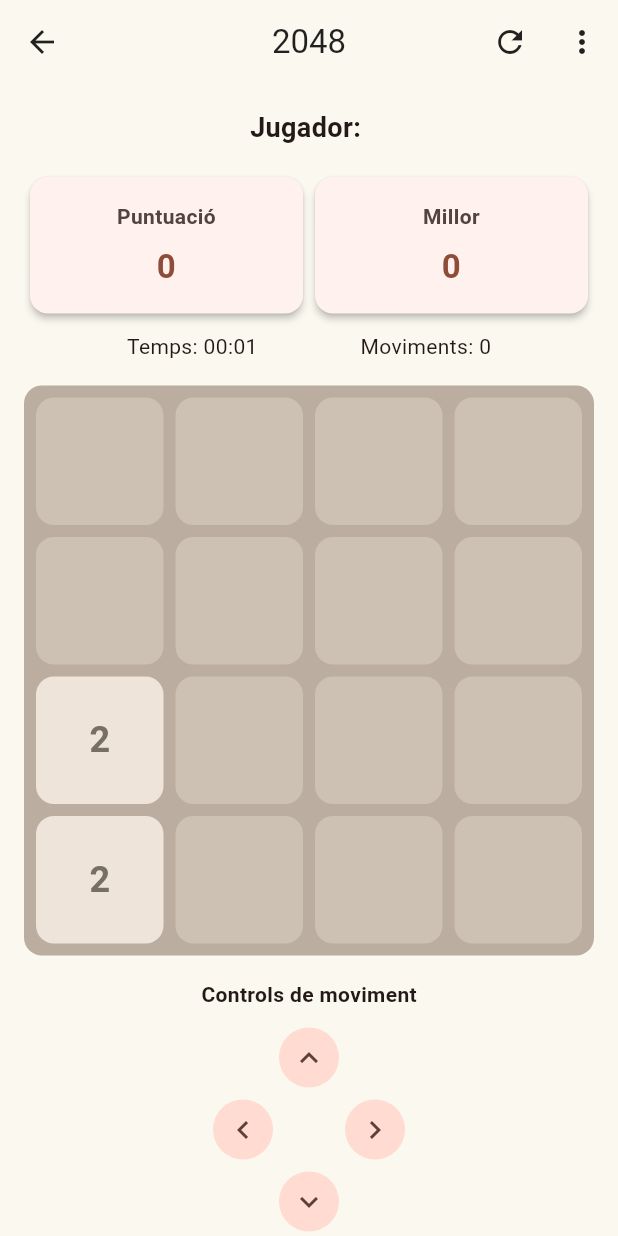
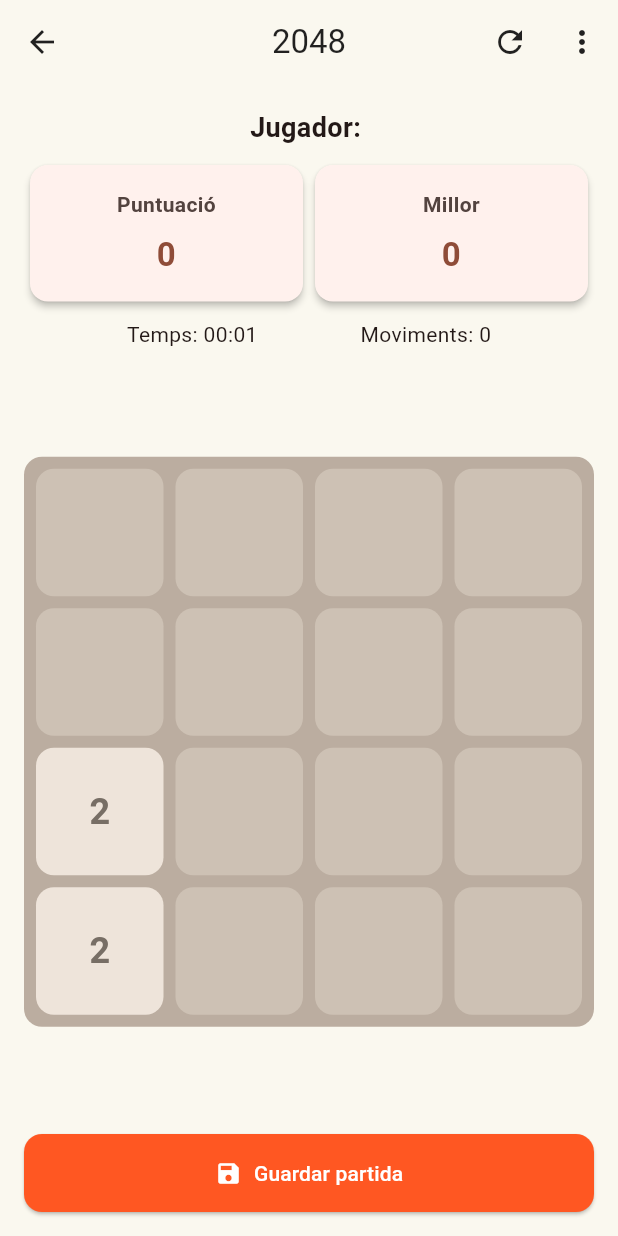
Before and after one commit to joseporiolse/joc2048, a Flutter app: the GameScreen screen opened directly with empty values, on a phone screen of 412 x 824 dp. Run offline on Flutter 3.47's test engine with Material 3 defaults, Android fonts, the phone set to English and light mode, and no system bars; our stand-ins replace shared_preferences, sqflite; missing offline and left inert: bcrypt; accounts and stored records are empty.

Commit message:
Arreglar alguns errors

```diff
--- a/lib/data/partida_dao.dart
+++ b/lib/data/partida_dao.dart
@@ -1,11 +1,12 @@
 import 'package:sqflite/sqflite.dart';
-  import '../models/partida.dart';
+import '../models/partida.dart';
 import '../services/database_service.dart';
 
 class PartidaDao {
 
   // Obtenim la connexió amb la base de dades
-  Future<Database> get _db => DatabaseService.obtenirDatabase();
+  Future<Database> get _db =>
+      DatabaseService.obtenirDatabase();
 
   // Inserim una partida finalitzada
   Future<int> inserir(Partida partida) async {
@@ -145,7 +146,8 @@ class PartidaDao {
   }
 
   // Calculem les estadístiques de cada jugador
-  Future<List<Map<String, Object?>>> obtenirEstadistiquesJugadors() async {
+  Future<List<Map<String, Object?>>>
+  obtenirEstadistiquesJugadors() async {
     final db = await _db;
 
     return await db.rawQuery('''
@@ -180,17 +182,17 @@ class PartidaDao {
 
     await db.transaction((txn) async {
 
-      // Guardem la partida a l'historial
+      // Guardem la partida finalitzada a l'historial
       await txn.insert(
         'partidas',
         partida.toMap(),
       );
 
-      // Eliminem la partida que estava guardada
+      // Eliminem només la partida guardada de l'usuari actual
       await txn.delete(
         'partida_guardada',
-        where: 'id = ? AND id_usuario = ?',
-        whereArgs: [1, partida.idUsuari],
+        where: 'id_usuario = ?',
+        whereArgs: [partida.idUsuari],
       );
 
     });
--- a/lib/models/partida_guardada.dart
+++ b/lib/models/partida_guardada.dart
@@ -1,6 +1,7 @@
 import 'dart:convert';
 
 class PartidaGuardada {
+
   int id;
   int idUsuari;
   List<int> tauler;
@@ -10,13 +11,13 @@ class PartidaGuardada {
 
   // Constructor de la partida guardada
   PartidaGuardada({
-    this.id = 1,
+    int? id,
     required this.idUsuari,
     required this.tauler,
     required this.puntuacio,
     required this.moviments,
     required this.segonsTranscorreguts,
-  });
+  }) : id = id ?? idUsuari;
 
   // Convertim la partida en un Map per guardar-la a SQLite
   Map<String, dynamic> toMap() {
--- a/lib/screens/game_screen.dart
+++ b/lib/screens/game_screen.dart
@@ -1,9 +1,6 @@
-
 import 'dart:async';
-
 import 'package:flutter/material.dart';
 import 'package:flutter/services.dart';
-
 import '../data/partida_dao.dart';
 import '../data/partida_guardada_dao.dart';
 import '../models/partida.dart';
@@ -283,6 +280,29 @@ class _GameScreenState extends State<GameScreen>
     return correcte;
   }
 
+  // Guardem la partida i tornem al menú principal
+  Future<void> _guardarISortir() async {
+    if (_carregant || _finalitzada || _sortint || _dialogObert) return;
+
+    setState(() {
+      _sortint = true;
+    });
+    _temporitzador?.cancel();
+
+    final bool correcte = await _guardarPartida();
+    if (!mounted) return;
+
+    if (correcte) {
+      _mostrarMissatge('Partida guardada.');
+      _sortirPantalla();
+    } else {
+      setState(() {
+        _sortint = false;
+      });
+      _iniciarTemporitzador();
+    }
+  }
+
   // Esperem que acabin els guardats pendents
   Future<void> _esperarGuardats() async {
     await _operacionsGuardat;
@@ -354,7 +374,7 @@ class _GameScreenState extends State<GameScreen>
     }
   }
 
-  // Controls alternatius amb botons
+  // Funcions per als controls del teclat
   void _moureAmunt() => _moure(Direccio.amunt);
   void _moureAvall() => _moure(Direccio.avall);
   void _moureEsquerra() => _moure(Direccio.esquerra);
@@ -490,6 +510,46 @@ class _GameScreenState extends State<GameScreen>
     }
   }
 
+  // Confirmem si volem finalitzar la partida actual
+  Future<void> _confirmarFinalitzacio() async {
+    if (_carregant || _finalitzada || _sortint || _dialogObert) return;
+
+    _dialogObert = true;
+    _temporitzador?.cancel();
+
+    final bool? confirmar = await showDialog<bool>(
+      context: context,
+      barrierDismissible: false,
+      builder: (context) => AlertDialog(
+        title: const Text('Finalitzar partida?'),
+        content: Text(
+          'Es registraran els ${_joc.puntuacio} punts a l\'historial '
+              'i es tindran en compte al rànquing. '
+              'No podràs continuar aquesta partida.',
+        ),
+        actions: [
+          TextButton(
+            onPressed: () => Navigator.pop(context, false),
+            child: const Text('Cancel·lar'),
+          ),
+          FilledButton(
+            onPressed: () => Navigator.pop(context, true),
+            child: const Text('Finalitzar'),
+          ),
+        ],
+      ),
+    );
+
+    if (!mounted) return;
+    _dialogObert = false;
+
+    if (confirmar == true) {
+      await _finalitzarPartida(_joc.haGuanyat());
+    } else {
+      _iniciarTemporitzador();
+    }
+  }
+
   // Guardem el resultat final a SQLite
   Future<void> _finalitzarPartida(bool victoria) async {
     if (_finalitzada || _sortint) return;
@@ -570,12 +630,14 @@ class _GameScreenState extends State<GameScreen>
     });
 
     _temporitzador?.cancel();
-    Navigator.of(context).pop();
+    WidgetsBinding.instance.addPostFrameCallback((_) {
+      if (mounted) Navigator.of(context).pop();
+    });
   }
 
-  // Confirmem si volem guardar, descartar o cancel·lar
+  // Confirmem si volem guardar, finalitzar, descartar o cancel·lar
   Future<void> _confirmarSortida() async {
-    if (_sortint || _finalitzada || _dialogObert) return;
+    if (_carregant || _sortint || _finalitzada || _dialogObert) return;
 
     _dialogObert = true;
     _temporitzador?.cancel();
@@ -586,7 +648,7 @@ class _GameScreenState extends State<GameScreen>
       builder: (context) => AlertDialog(
         title: const Text('Sortir de la partida?'),
         content: const Text(
-          'Vols guardar la partida abans de sortir?',
+          'Què vols fer amb la partida actual?',
         ),
         actions: [
           TextButton(
@@ -600,6 +662,12 @@ class _GameScreenState extends State<GameScreen>
               Navigator.pop(context, 'descartar');
             },
             child: const Text('Descartar'),
+          ),
+          TextButton(
+            onPressed: () {
+              Navigator.pop(context, 'finalitzar');
+            },
+            child: const Text('Finalitzar partida'),
           ),
           FilledButton(
             onPressed: () {
@@ -616,6 +684,13 @@ class _GameScreenState extends State<GameScreen>
     if (opcio == null || opcio == 'cancelar') {
       _dialogObert = false;
       _iniciarTemporitzador();
+      return;
+    }
+
+    // Finalitzem abans de marcar que estem sortint
+    if (opcio == 'finalitzar') {
+      _dialogObert = false;
+      await _finalitzarPartida(_joc.haGuanyat());
       return;
     }
 
@@ -696,11 +771,11 @@ class _GameScreenState extends State<GameScreen>
               },
             ),
             ListTile(
-              leading: const Icon(Icons.save),
-              title: const Text('Guardar partida'),
-              onTap: () async {
+              leading: const Icon(Icons.flag),
+              title: const Text('Finalitzar partida'),
+              onTap: () {
                 Navigator.pop(context);
-                await _guardarPartida();
+                _confirmarFinalitzacio();
               },
             ),
             ListTile(
@@ -726,6 +801,7 @@ class _GameScreenState extends State<GameScreen>
       child: Scaffold(
         appBar: AppBar(
           title: const Text('2048'),
+          leading: BackButton(onPressed: _confirmarSortida),
           actions: [
             IconButton(
               onPressed: _reiniciarPartida,
@@ -741,81 +817,93 @@ class _GameScreenState extends State<GameScreen>
         ),
 
         body: _carregant
-            ? const Center(
-          child: CircularProgressIndicator(),
-        )
+            ? const Center(child: CircularProgressIndicator())
             : SafeArea(
-          child: Center(
+          child: Padding(
+            padding: const EdgeInsets.all(AppTheme.espaiMitja),
+            child: LayoutBuilder(
+              builder: (context, mida) {
+                // En horitzontal posem el tauler al costat de les dades
+                if (mida.maxWidth > mida.maxHeight) {
+                  return Row(
+                    children: [
+                      Expanded(child: _construirTauler()),
+                      const SizedBox(width: AppTheme.espaiMitja),
+                      Expanded(
                         child: SingleChildScrollView(
-              padding: const EdgeInsets.all(
-                AppTheme.espaiMitja,
-              ),
-              child: ConstrainedBox(
-                constraints: const BoxConstraints(
-                  maxWidth: 500,
-                ),
                           child: Column(
                             children: [
-
-                    // Nom de l'usuari
-                    Text(
-                      'Jugador: ${widget.usuari.usuari}',
-                      style: const TextStyle(
-                        fontSize: 18,
-                        fontWeight: FontWeight.bold,
+                              _construirDades(),
+                              const SizedBox(height: AppTheme.espaiMitja),
+                              _construirBotoGuardar(),
+                            ],
                           ),
-                    ),
-
-                    const SizedBox(
-                      height: AppTheme.espaiMitja,
-                    ),
-
-                    // Doble toc per consultar les puntuacions
-                    GestureDetector(
-                      onDoubleTap:
-                      _mostrarInformacioPuntuacio,
-                      child: Row(
-                        children: [
-                          Expanded(
-                            child: ScoreCard(
-                              titol: 'Puntuació',
-                              valor: _joc.puntuacio,
-                            ),
-                          ),
-                          Expanded(
-                            child: ScoreCard(
-                              titol: 'Millor',
-                              valor: _millorPuntuacio,
                         ),
                       ),
                     ],
+                  );
+                }
+
+                // En vertical adaptem el tauler sense fer scroll
+                return Center(
+                  child: ConstrainedBox(
+                    constraints: const BoxConstraints(maxWidth: 500),
+                    child: Column(
+                      children: [
+                        _construirDades(),
+                        const SizedBox(height: AppTheme.espaiMitja),
+                        Expanded(child: _construirTauler()),
+                        const SizedBox(height: AppTheme.espaiMitja),
+                        _construirBotoGuardar(),
+                      ],
                     ),
                   ),
+                );
+              },
+            ),
+          ),
+        ),
+      ),
+    );
+  }
 
-                    const SizedBox(
-                      height: AppTheme.espaiPetit,
-                    ),
-
-                    // Temps i nombre de moviments
-                    Row(
-                      mainAxisAlignment:
-                      MainAxisAlignment.spaceEvenly,
+  // Mostrem el jugador, les puntuacions i el temps
+  Widget _construirDades() {
+    return Column(
+      mainAxisSize: MainAxisSize.min,
       children: [
         Text(
-                          'Temps: ${_formatarTemps()}',
+          'Jugador: ${widget.usuari.usuari}',
+          style: const TextStyle(fontSize: 18, fontWeight: FontWeight.bold),
         ),
-                        Text(
-                          'Moviments: ${_joc.moviments}',
+        const SizedBox(height: AppTheme.espaiPetit),
+        GestureDetector(
+          onDoubleTap: _mostrarInformacioPuntuacio,
+          child: Row(
+            children: [
+              Expanded(child: ScoreCard(titol: 'Puntuació', valor: _joc.puntuacio)),
+              Expanded(child: ScoreCard(titol: 'Millor', valor: _millorPuntuacio)),
+            ],
+          ),
+        ),
+        const SizedBox(height: AppTheme.espaiPetit),
+        Row(
+          mainAxisAlignment: MainAxisAlignment.spaceEvenly,
+          children: [
+            Text('Temps: ${_formatarTemps()}'),
+            Text('Moviments: ${_joc.moviments}'),
+          ],
         ),
       ],
-                    ),
+    );
+  }
 
-                    const SizedBox(
-                      height: AppTheme.espaiMitja,
-                    ),
-
-                    // Tauler amb lliscament i pulsació llarga
-                    KeyboardListener(
+  // Adaptem el tauler a l'espai disponible i mantenim els gestos
+  Widget _construirTauler() {
+    return Center(
+      child: AspectRatio(
+        aspectRatio: 1,
+        child: KeyboardListener(
           focusNode: _focusNode,
           autofocus: true,
           onKeyEvent: _gestionarTeclat,
@@ -826,100 +914,24 @@ class _GameScreenState extends State<GameScreen>
                 tauler: _joc.tauler,
                 colorPersonalitzat: color,
                 enMoure: _moure,
-                            enPulsacioLlarga:
-                            _desferMoviment,
+                enPulsacioLlarga: _desferMoviment,
               );
             },
-                      ),
-                    ),
-
-                    const SizedBox(
-                      height: AppTheme.espaiMitja,
-                    ),
-
-                    const Text(
-                      'Controls de moviment',
-                      style: TextStyle(
-                        fontWeight: FontWeight.bold,
-                      ),
-                    ),
-
-                    const SizedBox(
-                      height: AppTheme.espaiPetit,
-                    ),
-
-                    // Fletxa superior
-                    IconButton.filledTonal(
-                      onPressed: _moureAmunt,
-                      tooltip: 'Moure amunt',
-                      icon: const Icon(
-                        Icons.keyboard_arrow_up,
-                      ),
-                    ),
-
-                    // Fletxes esquerra i dreta
-                    Row(
-                      mainAxisAlignment:
-                      MainAxisAlignment.center,
-                      children: [
-                        IconButton.filledTonal(
-                          onPressed: _moureEsquerra,
-                          tooltip: 'Moure esquerra',
-                          icon: const Icon(
-                            Icons.keyboard_arrow_left,
-                          ),
-                        ),
-                        const SizedBox(width: 40),
-                        IconButton.filledTonal(
-                          onPressed: _moureDreta,
-                          tooltip: 'Moure dreta',
-                          icon: const Icon(
-                            Icons.keyboard_arrow_right,
-                          ),
-                        ),
-                      ],
-                    ),
-
-                    // Fletxa inferior
-                    IconButton.filledTonal(
-                      onPressed: _moureAvall,
-                      tooltip: 'Moure avall',
-                      icon: const Icon(
-                        Icons.keyboard_arrow_down,
-                      ),
-                    ),
-
-                    const SizedBox(
-                      height: AppTheme.espaiMitja,
-                    ),
-
-                    // Guardat manual
-                    ElevatedButton.icon(
-                      onPressed: _guardarPartida,
-                      icon: const Icon(Icons.save),
-                      label: const Text(
-                        'Guardar partida',
-                      ),
-                    ),
-
-                    const SizedBox(
-                      height: AppTheme.espaiPetit,
-                    ),
-
-                    const Text(
-                      'Llisca per moure les fitxes. '
-                          'Mantén premut el tauler per desfer '
-                          'i fes doble toc a la puntuació '
-                          'per consultar les dades.',
-                      textAlign: TextAlign.center,
-                    ),
-                  ],
-                ),
-              ),
-            ),
           ),
         ),
       ),
     );
   }
+
+  // Botó per guardar i tornar a l'inici
+  Widget _construirBotoGuardar() {
+    return SizedBox(
+      width: double.infinity,
+      child: ElevatedButton.icon(
+        onPressed: _sortint || _finalitzada ? null : _guardarISortir,
+        icon: const Icon(Icons.save),
+        label: const Text('Guardar partida'),
+      ),
+    );
   }
+}
--- a/lib/screens/settings_screen.dart
+++ b/lib/screens/settings_screen.dart
@@ -462,8 +462,8 @@ class _SettingsScreenState extends State<SettingsScreen> {
           ),
 
           const Text(
-            'Pots eliminar l\'historial de partides '
-                'guardat a la base de dades.',
+            'Vols eliminar l\'historial de partides '
+                'guardades a la base de dades?',
           ),
 
           const SizedBox(
```
Also changed, not shown: lib/data/partida_guardada_dao.dart (+21 -10 lines), lib/screens/home_screen.dart (+33 -77 lines), lib/services/database_service.dart (+57 -7 lines). Lines whose indentation alone changed are shown as unchanged.
